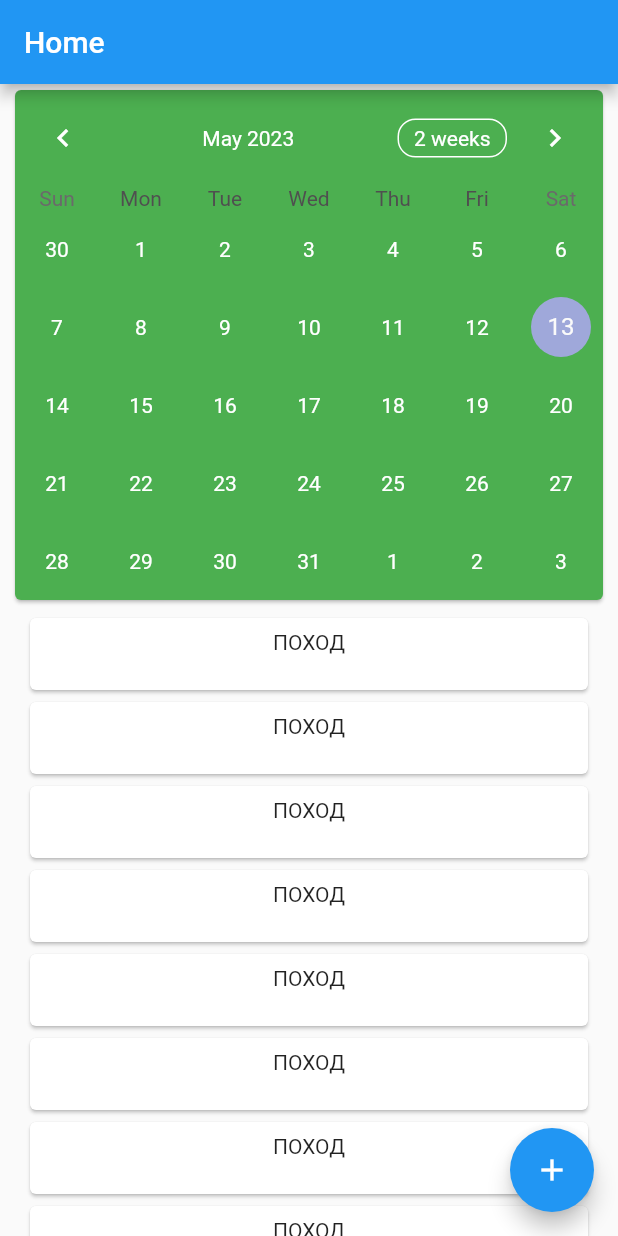
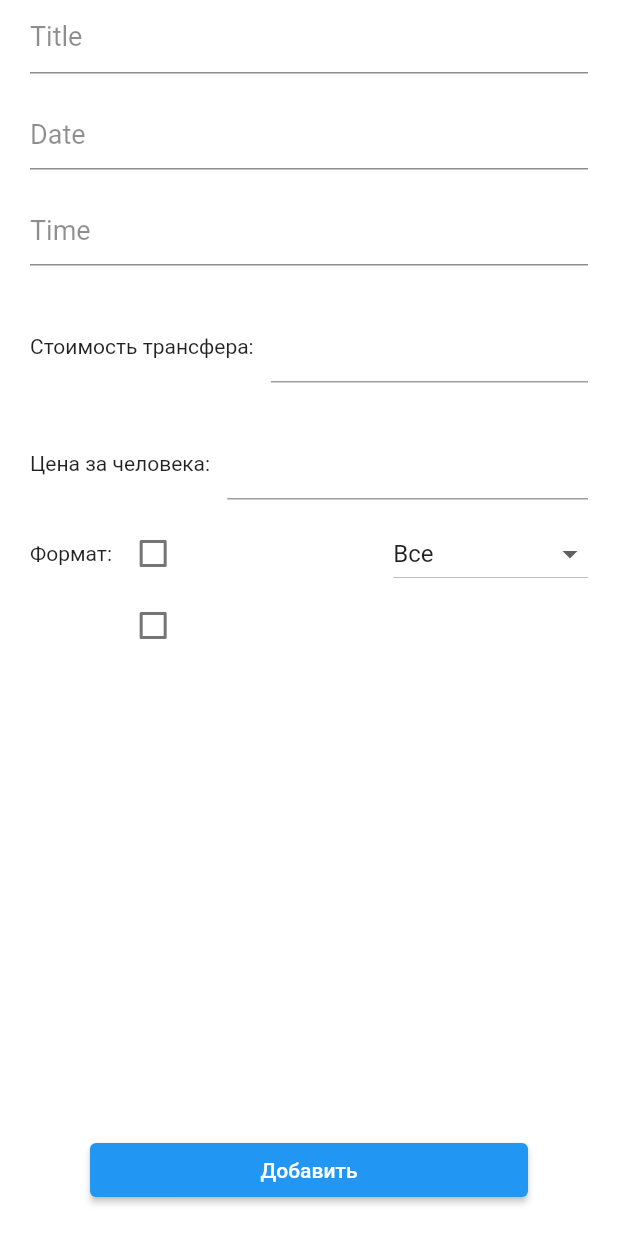
Before and after one commit to Nikita-313/crm_game_joy, a Flutter app: the screen it shows after launch, after a tap on the "add" icon, on a phone screen of 412 x 824 dp. Run offline on Flutter 3.47's test engine with Material 2 defaults, Android fonts, the phone set to English and light mode, and no system bars; drawn by our look-alikes of table_calendar.

Commit message:
added activity screen

```diff
--- /dev/null
+++ b/lib/ui/screens/activity/activity_screen.dart
@@ -0,0 +1,358 @@
+import 'package:flutter/cupertino.dart';
+import 'package:flutter/material.dart';
+import 'package:flutter/src/widgets/framework.dart';
+import 'package:flutter/src/widgets/placeholder.dart';
+
+class ActivityScreen extends StatelessWidget {
+  final String title;
+  final String description;
+  const ActivityScreen({
+    super.key,
+    required this.title,
+    required this.description,
+  });
+
+  @override
+  Widget build(BuildContext context) {
+    return GestureDetector(
+      onTap: () {
+        FocusScope.of(context).unfocus();
+      },
+      child: Scaffold(
+        backgroundColor: Colors.white,
+        body: SafeArea(
+          child: Padding(
+            padding: const EdgeInsets.symmetric(
+              horizontal: 20,
+            ),
+            child: Column(
+              children: [
+                Column(
+                  children: [
+                    Row(
+                      children: [
+                        Expanded(
+                          child: TextFormField(
+                            decoration: InputDecoration(
+                              hintText: 'Title',
+                              border: InputBorder.none,
+                              hintStyle: TextStyle(
+                                fontSize: 18,
+                                color: const Color(0xFF1D1B20).withOpacity(0.5),
+                              ),
+                            ),
+                            style: const TextStyle(fontSize: 18),
+                          ),
+                        ),
+                      ],
+                    ),
+                    const Divider(),
+                  ],
+                ),
+                const SizedBox(height: 30),
+                // Text(
+                //   description,
+                //   style: TextStyle(fontSize: 16),
+                // ),
+                // const SizedBox(height: 12),
+                DateInputField(),
+                const SizedBox(height: 30),
+                TimePicker(),
+                const SizedBox(height: 30),
+                TransferPriceInputField(),
+                const SizedBox(height: 30),
+                PersonPriceInputField(),
+                const SizedBox(height: 12),
+                FormatPicker(),
+                const Spacer(),
+                Padding(
+                  padding: const EdgeInsets.symmetric(horizontal: 40).copyWith(
+                    bottom: 20,
+                  ),
+                  child: SizedBox(
+                    width: double.infinity,
+                    child: ElevatedButton(
+                      onPressed: () {},
+                      child: Text('Добавить'),
+                    ),
+                  ),
+                ),
+              ],
+            ),
+          ),
+        ),
+      ),
+    );
+  }
+}
+
+class Divider extends StatelessWidget {
+  const Divider({super.key});
+
+  @override
+  Widget build(BuildContext context) {
+    return Container(
+      width: double.infinity,
+      height: 1,
+      color: const Color(0xFF1D1B20).withOpacity(0.5),
+    );
+  }
+}
+
+class DateInputField extends StatefulWidget {
+  const DateInputField({super.key});
+
+  @override
+  State<DateInputField> createState() => _DateInputFieldState();
+}
+
+class _DateInputFieldState extends State<DateInputField> {
+  DateTime? pickedDate;
+
+  @override
+  Widget build(BuildContext context) {
+    return GestureDetector(
+      onTap: () {
+        showDatePicker(
+          context: context,
+          initialDate: DateTime.now(),
+          firstDate: DateTime(2000),
+          lastDate: DateTime(2101),
+        ).then((value) {
+          if (value != null) {
+            setState(() {
+              pickedDate = value;
+            });
+          }
+        });
+      },
+      child: Container(
+        color: Colors.transparent,
+        child: Column(
+          children: [
+            Row(
+              children: [
+                Text(
+                  'Date',
+                  style: TextStyle(
+                    fontSize: 18,
+                    color: const Color(0xFF1D1B20).withOpacity(0.5),
+                  ),
+                ),
+                const Spacer(),
+                Text((pickedDate ?? '').toString()),
+              ],
+            ),
+            const SizedBox(height: 12),
+            const Divider(),
+          ],
+        ),
+      ),
+    );
+  }
+}
+
+class TimePicker extends StatefulWidget {
+  const TimePicker({super.key});
+
+  @override
+  State<TimePicker> createState() => _TimePickerState();
+}
+
+class _TimePickerState extends State<TimePicker> {
+  TimeOfDay? pickedStartTime;
+  TimeOfDay? pickedEndTime;
+
+  @override
+  Widget build(BuildContext context) {
+    return GestureDetector(
+      onTap: () {
+        showTimePicker(
+          context: context,
+          initialTime: TimeOfDay.fromDateTime(
+            DateTime.now(),
+          ),
+        ).then((value) {
+          if (value != null) {
+            setState(() {
+              pickedStartTime = value;
+            });
+            showTimePicker(
+              context: context,
+              initialTime: TimeOfDay.fromDateTime(
+                DateTime.now(),
+              ),
+            ).then((value) {
+              if (value != null) {
+                setState(() {
+                  pickedEndTime = value;
+                });
+              }
+            });
+          }
+        });
+      },
+      child: Container(
+        color: Colors.transparent,
+        child: Column(
+          children: [
+            Row(
+              children: [
+                Text(
+                  'Time',
+                  style: TextStyle(
+                    fontSize: 18,
+                    color: const Color(0xFF1D1B20).withOpacity(0.5),
+                  ),
+                ),
+                const Spacer(),
+                Text(
+                  pickedStartTime != null
+                      ? '${pickedStartTime!.hour}:${pickedStartTime!.minute}'
+                      : '',
+                ),
+                if (pickedStartTime != null) ...[
+                  const SizedBox(width: 4),
+                  const Icon(
+                    CupertinoIcons.arrow_right,
+                    size: 12,
+                  ),
+                  const SizedBox(width: 4),
+                ],
+                Text(
+                  pickedEndTime != null
+                      ? '${pickedEndTime!.hour}:${pickedEndTime!.minute}'
+                      : '',
+                ),
+              ],
+            ),
+            const SizedBox(height: 12),
+            const Divider(),
+          ],
+        ),
+      ),
+    );
+  }
+}
+
+class TransferPriceInputField extends StatefulWidget {
+  const TransferPriceInputField({super.key});
+
+  @override
+  State<TransferPriceInputField> createState() =>
+      _TransferPriceInputFieldState();
+}
+
+class _TransferPriceInputFieldState extends State<TransferPriceInputField> {
+  String? price;
+
+  @override
+  Widget build(BuildContext context) {
+    return Row(
+      children: [
+        Text('Стоимость трансфера: '),
+        const SizedBox(width: 8),
+        Expanded(
+            child: TextFormField(
+          keyboardType: TextInputType.number,
+        ))
+      ],
+    );
+  }
+}
+
+class PersonPriceInputField extends StatefulWidget {
+  const PersonPriceInputField({super.key});
+
+  @override
+  State<PersonPriceInputField> createState() => _PersonPriceInputFieldState();
+}
+
+class _PersonPriceInputFieldState extends State<PersonPriceInputField> {
+  String? price;
+
+  @override
+  Widget build(BuildContext context) {
+    return Row(
+      children: [
+        Text('Цена за человека: '),
+        const SizedBox(width: 8),
+        Expanded(
+            child: TextFormField(
+          keyboardType: TextInputType.number,
+        ))
+      ],
+    );
+  }
+}
+
+class FormatPicker extends StatefulWidget {
+  const FormatPicker({super.key});
+
+  @override
+  State<FormatPicker> createState() => _FormatPickerState();
+}
+
+class _FormatPickerState extends State<FormatPicker> {
+  bool offlineChosen = false;
+  bool onlineChosen = false;
+  final List<String> offices = [
+    'Все',
+    'Севастополь',
+    'Симферополь',
+    'Ялта',
+  ];
+  late String chosenValue = offices.first;
+
+  @override
+  Widget build(BuildContext context) {
+    return Row(
+      crossAxisAlignment: CrossAxisAlignment.start,
+      children: [
+        Padding(
+          padding: const EdgeInsets.only(top: 16),
+          child: Text('Формат: '),
+        ),
+        Column(
+          children: [
+            Checkbox(
+              value: offlineChosen,
+              onChanged: (val) {
+                setState(() {
+                  offlineChosen = true;
+                  onlineChosen = false;
+                });
+              },
+            ),
+            Checkbox(
+              value: onlineChosen,
+              onChanged: (val) {
+                setState(() {
+                  offlineChosen = false;
+                  onlineChosen = true;
+                });
+              },
+            ),
+          ],
+        ),
+        const Spacer(),
+        DropdownButton<String>(
+          items: offices.map<DropdownMenuItem<String>>((String value) {
+            return DropdownMenuItem<String>(
+              value: value,
+              child: Text(value),
+            );
+          }).toList(),
+          value: chosenValue,
+          onChanged: (val) {
+            if (val != null) {
+              setState(() {
+                chosenValue = val;
+              });
+            }
+          },
+        )
+      ],
+    );
+  }
+}
--- a/lib/ui/screens/home/home_widget.dart
+++ b/lib/ui/screens/home/home_widget.dart
@@ -1,3 +1,4 @@
+import 'package:crm_game_joy/ui/screens/activity/activity_screen.dart';
 import 'package:flutter/material.dart';
 import 'package:table_calendar/table_calendar.dart';
 
@@ -12,9 +13,17 @@ class _HomeWidgetState extends State<HomeWidget> {
   int _counter = 0;
 
   void _incrementCounter() {
-    setState(() {
-      _counter++;
-    });
+    // setState(() {
+    //   _counter++;
+    // });
+    Navigator.of(context).push(
+      MaterialPageRoute(
+        builder: (context) => const ActivityScreen(
+          title: 'Название',
+          description: 'Описание',
+        ),
+      ),
+    );
   }
 
   var items = List<String>.generate(10000, (i) => 'Item $i');
@@ -69,14 +78,14 @@ class _ActivityCard extends StatelessWidget {
   Widget build(BuildContext context) {
     return Card(
       child: Padding(
-        padding:const EdgeInsets.all(8.0),
+        padding: const EdgeInsets.all(8.0),
         child: SizedBox(
           height: 400,
           child: Column(
             crossAxisAlignment: CrossAxisAlignment.center,
-            children: const[
+            children: const [
               Text("ПОХОД"),
-             // Text("Поход в пещерный город"),
+              // Text("Поход в пещерный город"),
             ],
           ),
         ),
--- a/pubspec.yaml
+++ b/pubspec.yaml
@@ -37,6 +37,7 @@ dependencies:
   # The following adds the Cupertino Icons font to your application.
   # Use with the CupertinoIcons class for iOS style icons.
   cupertino_icons: ^1.0.2
+  flutter_svg: ^2.0.5
 
 dev_dependencies:
   flutter_test:
```
Also changed, not shown: pubspec.lock.
